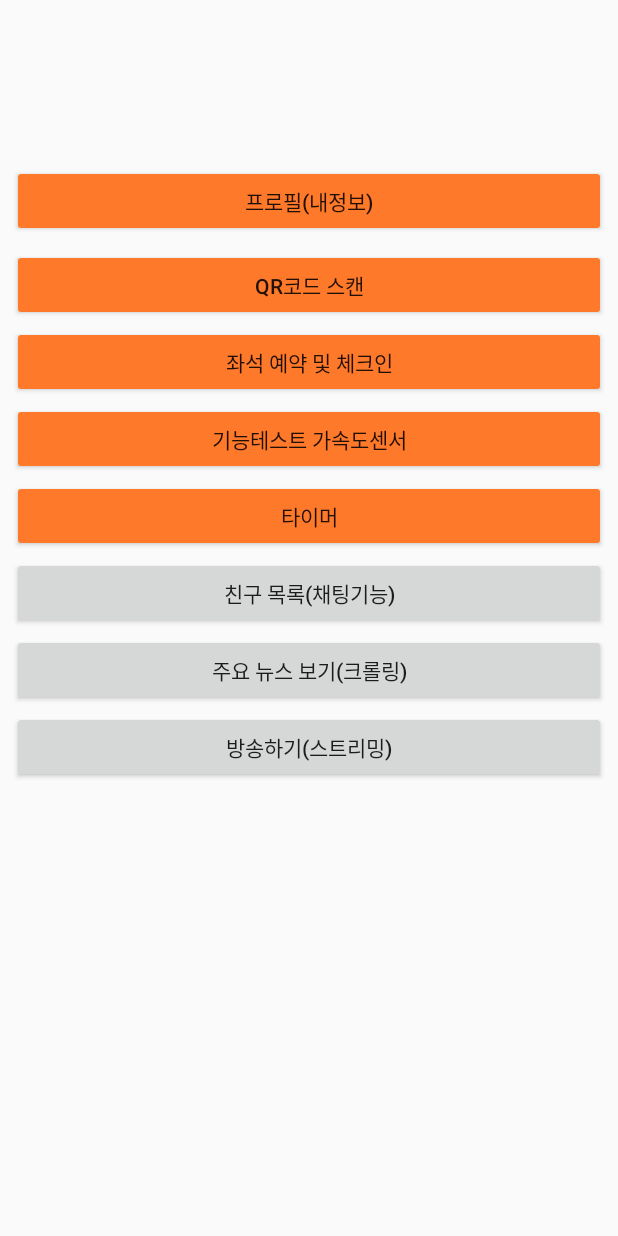
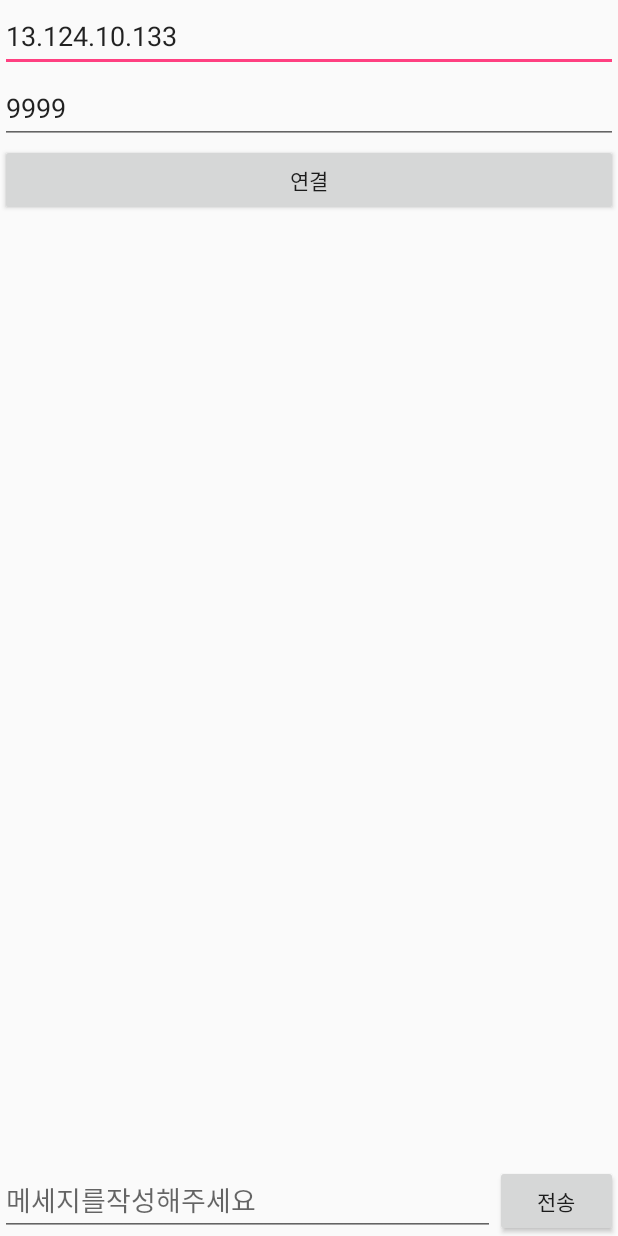
Before and after one commit to inma06/NOVA, an Android app: the HomeActivity screen opened directly, with no data from a screen before it, after a tap on "친구 목록(채팅기능)", on a phone screen of 412 x 824 dp. Run offline under Robolectric (Android 15) with nearby library versions, the phone set to English and light mode, and no system bars; our stand-ins replace Volley; network calls fail.

Commit message:
1:1채팅 안드로이드 클라이언트 포팅 완료

```diff
--- /dev/null
+++ b/inma06/app/src/main/java/ChatClient/MainActivity.java
@@ -0,0 +1,234 @@
+package ChatClient;
+
+
+import android.app.Activity;
+import android.net.wifi.WifiInfo;
+import android.net.wifi.WifiManager;
+import android.os.Bundle;
+import android.os.Handler;
+import android.os.Message;
+import android.util.Log;
+import android.view.View;
+import android.widget.Button;
+import android.widget.EditText;
+import android.widget.TextView;
+
+import com.teamnova.nova.R;
+
+import java.io.BufferedReader;
+import java.io.DataInputStream;
+import java.io.DataOutputStream;
+import java.io.IOException;
+import java.io.OutputStream;
+import java.io.PipedInputStream;
+import java.io.PipedOutputStream;
+import java.net.Socket;
+import java.util.LinkedList;
+
+import Main.HomeActivity;
+
+public class MainActivity extends Activity {
+
+  private static int port = 9999;
+  private static final String ipText = "13.124.10.133"; // (AWS 채팅전용 서버 java Server ) *IP지정으로 사용시에 쓸 코드
+  String streammsg = ""; // 스트림 msg
+  TextView showText;
+  Button connectBtn;
+  Button Button_send;
+  EditText ip_EditText;
+  EditText port_EditText;
+  EditText editText_massage;
+  Handler msghandler;
+
+  SocketClient client;
+  ReceiveThread receive;
+  SendThread send;
+  Socket socket;
+
+  PipedInputStream sendstream = null;
+  PipedOutputStream receivestream = null;
+
+  LinkedList<SocketClient> threadList;
+
+  @Override
+  protected void onCreate(Bundle savedInstanceState) {
+    super.onCreate(savedInstanceState);
+    setContentView(R.layout.activity_main);
+
+    ip_EditText = (EditText) findViewById(R.id.ip_EditText);
+    port_EditText = (EditText) findViewById(R.id.port_EditText);
+    connectBtn = (Button) findViewById(R.id.connect_Button);
+    showText = (TextView) findViewById(R.id.showText_TextView);
+    editText_massage = (EditText) findViewById(R.id.editText_massage);
+    Button_send = (Button) findViewById(R.id.Button_send);
+    threadList = new LinkedList<MainActivity.SocketClient>();
+
+    ip_EditText.setText(ipText);
+    port_EditText.setText("9999");
+
+    // ReceiveThread를통해서 받은 메세지를 Handler로 MainThread에서 처리(외부Thread에서는 UI변경이불가)
+    msghandler = new Handler() {
+      @Override
+      public void handleMessage(Message hdmsg) {
+        if (hdmsg.what == 1111) { // TODO: what is "1111" ??
+          showText.append(hdmsg.obj.toString() + "\n");
+        }
+      }
+    };
+
+    // 연결버튼 클릭 이벤트
+    connectBtn.setOnClickListener(new View.OnClickListener() {
+      @Override
+      public void onClick(View arg0) {
+        //Client 연결부
+        client = new SocketClient(ip_EditText.getText().toString(),
+            port_EditText.getText().toString());
+        threadList.add(client);
+        client.start();
+      }
+    });
+
+    //전송 버튼 클릭 이벤트
+    Button_send.setOnClickListener(new View.OnClickListener() {
+      @Override
+      public void onClick(View arg0) {
+
+        //SendThread 시작
+        if (editText_massage.getText().toString() != null) {
+          send = new SendThread(socket);
+          send.start();
+
+          //시작후 edittext 초기화
+          editText_massage.setText("");
+        }
+      }
+    });
+  }
+
+  class SocketClient extends Thread {
+    boolean threadAlive;
+    String ip;
+    String port;
+    String mac;
+
+    //InputStream inputStream = null;
+    OutputStream outputStream = null;
+    BufferedReader br = null;
+
+    private DataOutputStream output = null;
+
+    public SocketClient(String ip, String port) {
+      threadAlive = true;
+      this.ip = ip;
+      this.port = port;
+    }
+
+    @Override
+    public void run() {
+
+      try {
+        // 연결후 바로 ReceiveThread 시작
+//        socket = new Socket(ip, Integer.parseInt(port));
+
+        Log.e("소켓연결부분", "run: 111111111111111");
+        socket = new Socket(ip, 9999);
+        Log.e("소켓연결부분", "run: 22222222222222222");
+        //inputStream = socket.getInputStream();
+        output = new DataOutputStream(socket.getOutputStream());
+        Log.e("소켓연결부분", "run: 333333333333333333");
+        receive = new ReceiveThread(socket);
+        Log.e("소켓연결부분", "run: 444444444444444444");
+        receive.start();
+        Log.e("소켓연결부분", "run: 555555555555555555");
+
+        //wifi -> mac주소를 받아오기위해 설정  ( TODO: *팀노바 사무실 wifi 접근 권한으로 못받아 올 수 있음 )
+        /*WifiManager mng = (WifiManager) getApplicationContext().getSystemService(WIFI_SERVICE);
+        WifiInfo info = mng.getConnectionInfo();
+        mac = info.getMacAddress();*/
+
+        mac = HomeActivity.mUserID;
+
+        //mac 전송
+        output.writeUTF(mac);
+        Log.e("맥주소 전송 완료", "9999999999999999999999");
+
+      } catch (IOException e) {
+        e.printStackTrace();
+        Log.e("실패","ReceiveThread 시작 실패");
+      }
+    }
+  }
+
+  class ReceiveThread extends Thread {
+    private Socket socket = null;
+    DataInputStream input;
+
+    public ReceiveThread(Socket socket) {
+      this.socket = socket;
+      try{
+        input = new DataInputStream(socket.getInputStream());
+      }catch(Exception e){
+      }
+    }
+    // 메세지 수신후 Handler로 전달
+    public void run() {
+      try {
+        while (input != null) {
+
+          String msg = input.readUTF();
+          if (msg != null) {
+            Log.d(ACTIVITY_SERVICE, "test");
+
+            Message hdmsg = msghandler.obtainMessage();
+            hdmsg.what = 1111;
+            hdmsg.obj = msg;
+            msghandler.sendMessage(hdmsg);
+            Log.d(ACTIVITY_SERVICE,hdmsg.obj.toString());
+          }
+        }
+      } catch (IOException e) {
+        e.printStackTrace();
+      }
+    }
+  }
+
+  class SendThread extends Thread {
+    private Socket socket;
+    String sendmsg = editText_massage.getText().toString();
+    DataOutputStream output;
+
+    public SendThread(Socket socket) {
+      this.socket = socket;
+      try {
+        output = new DataOutputStream(socket.getOutputStream());
+      } catch (Exception e) {
+      }
+    }
+
+    public void run() {
+
+      try {
+
+        // 메세지 전송부 (누군지 식별하기위한 방법으로 mac를 사용)
+        Log.d(ACTIVITY_SERVICE, "11111");
+        String mac = null;
+        WifiManager mng = (WifiManager) getApplicationContext().getSystemService(WIFI_SERVICE);
+        WifiInfo info = mng.getConnectionInfo();
+//        mac = info.getMacAddress();
+        //TODO: 사무실 wifi 맥주소 못가져옴
+        mac = HomeActivity.mUserID.toString();
+
+        if (output != null) {
+          output.writeUTF(mac + "  :  " +sendmsg);
+          if (sendmsg != null) {
+          }
+        }
+      } catch (IOException e) {
+        e.printStackTrace();
+      } catch (NullPointerException npe) {
+        npe.printStackTrace();
+
+      }
+    }
+  }
+}
--- a/inma06/app/src/main/java/Main/HomeActivity.java
+++ b/inma06/app/src/main/java/Main/HomeActivity.java
@@ -18,6 +18,7 @@ import com.google.gson.JsonArray;
 import com.google.gson.JsonObject;
 import com.google.gson.JsonParser;
 
+import ChatClient.MainActivity;
 import Seat.QRCodeScanActivity;
 import Profile.ProfileMainActivity;
 import Seat.SeatHomeActivity;
@@ -97,8 +98,8 @@ public class HomeActivity extends AppCompatActivity {
       public void onClick(View v) {
         /* 친구목록 채팅 버튼 클릭 */
 
-      /*  Intent intent = new Intent(HomeActivity.this, ChatTest.class);
-        startActivity(intent);*/
+        Intent intent = new Intent(HomeActivity.this, MainActivity.class);
+        startActivity(intent);
         Toast.makeText(HomeActivity.this, "친구목록 버튼을 클릭했다!", Toast.LENGTH_SHORT).show();
 
       }
--- /dev/null
+++ b/inma06/app/src/main/res/layout/activity_main.xml
@@ -0,0 +1,76 @@
+<?xml version="1.0" encoding="utf-8"?>
+<LinearLayout xmlns:android="http://schemas.android.com/apk/res/android"
+    android:layout_width="match_parent"
+    android:layout_height="match_parent"
+    android:orientation="vertical" >
+
+    <LinearLayout
+        android:layout_width="match_parent"
+        android:layout_height="wrap_content"
+        android:orientation="vertical" >
+
+        <EditText
+            android:id="@+id/ip_EditText"
+            android:layout_width="match_parent"
+            android:layout_height="wrap_content"
+            android:hint="IP주소를입력하세요" />
+
+        <EditText
+            android:id="@+id/port_EditText"
+            android:layout_width="match_parent"
+            android:layout_height="wrap_content"
+            android:hint="PORT주소를입력하세요" />
+    </LinearLayout>
+
+    <RelativeLayout
+        android:layout_width="match_parent"
+        android:layout_height="wrap_content"
+        android:gravity="center" >
+
+        <Button
+            android:id="@+id/connect_Button"
+            android:layout_width="match_parent"
+            android:layout_height="wrap_content"
+            android:text="연결" />
+    </RelativeLayout>
+
+    <LinearLayout
+        android:layout_width="match_parent"
+        android:layout_height="wrap_content"
+        android:layout_weight="1"
+        android:orientation="horizontal" >
+
+        <ScrollView
+            android:layout_width="match_parent"
+            android:layout_height="match_parent" >
+
+            <TextView
+                android:id="@+id/showText_TextView"
+                android:layout_width="match_parent"
+                android:layout_height="match_parent"
+                android:text="" />
+        </ScrollView>
+    </LinearLayout>
+
+    <LinearLayout
+        android:layout_width="fill_parent"
+        android:layout_height="wrap_content"
+        android:orientation="horizontal" >
+
+        <EditText
+            android:id="@+id/editText_massage"
+            android:layout_width="match_parent"
+            android:layout_height="wrap_content"
+            android:layout_weight="0.5"
+            android:ems="10"
+            android:hint="메세지를작성해주세요" />
+
+        <Button
+            android:id="@+id/Button_send"
+            android:layout_width="match_parent"
+            android:layout_height="wrap_content"
+            android:layout_weight="2"
+            android:text="전송" />
+    </LinearLayout>
+
+</LinearLayout>
```
Also changed, not shown: inma06/app/src/main/AndroidManifest.xml (+9 -0 lines).
